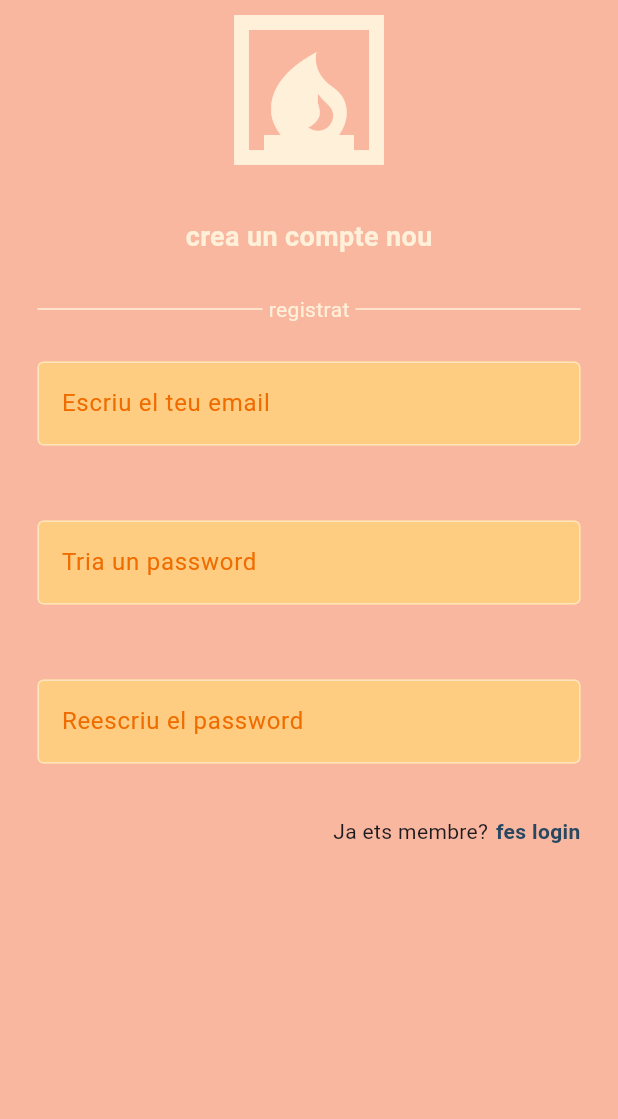
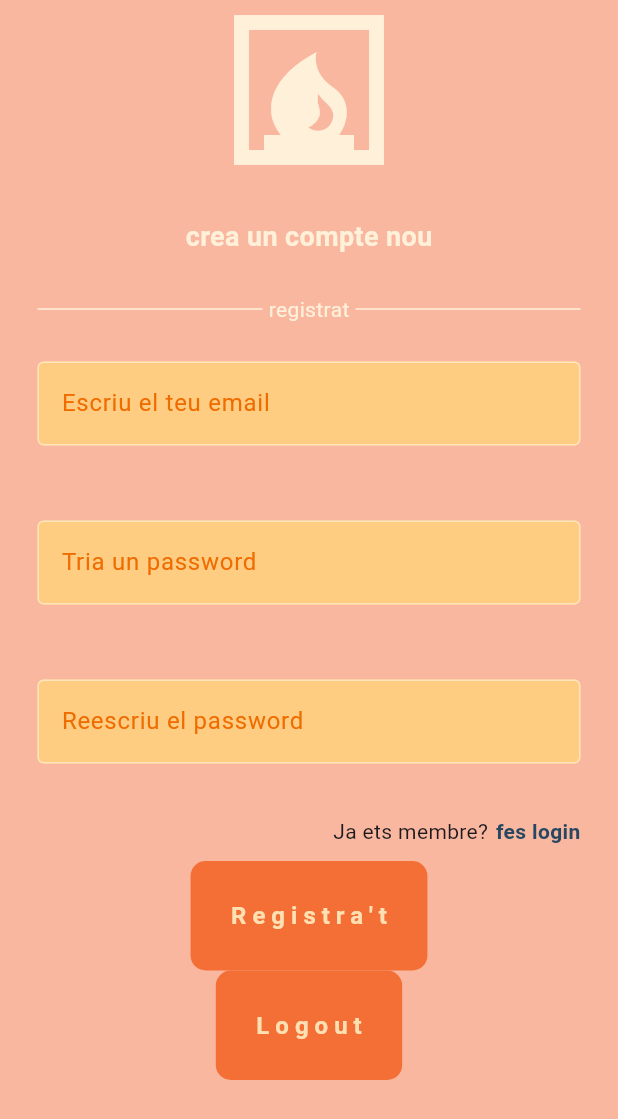
Before and after one commit to adri44444/firebase_adriacruz, a Flutter app: the screen it shows after launch, on a phone screen of 412 x 824 dp. Shown: the top 1119 px of the screen. Run offline on Flutter 3.47's test engine with Material 3 defaults, Android fonts, the phone set to English and light mode, and no system bars.

Commit message:
pagina registre front end fet

```diff
--- a/lib/components/boto_auth.dart
+++ b/lib/components/boto_auth.dart
@@ -1,12 +1,38 @@
 import 'package:flutter/material.dart';
 
 class BotoAuth extends StatelessWidget {
-  const BotoAuth({super.key});
+  final String text;
+  final Function() onTap;
+
+  const BotoAuth({
+    super.key,
+    required this.text,
+    required this.onTap,
+    });
 
   @override
   Widget build(BuildContext context) {
-    return Container(
-      child: Text("Text boto"),
+    return  GestureDetector(
+      onTap: onTap,
+      child: Container(
+        decoration: BoxDecoration(
+          borderRadius: BorderRadius.circular(10),
+          color: Color.fromARGB(255, 244, 111, 54),
+        ),
+        child: Padding(
+          padding: const EdgeInsets.all(25),
+          child: Text(
+            text,
+            style: TextStyle(
+              color: Colors.orange[100],
+              fontWeight: FontWeight.bold,
+              fontSize: 16,
+              letterSpacing: 4,
+            ),
+
+            ),
+        ),
+      ),
     );
   }
 }
--- a/lib/pagines/pagina_registre.dart
+++ b/lib/pagines/pagina_registre.dart
@@ -1,8 +1,13 @@
+import 'package:firebase_adriacruz/components/boto_auth.dart';
 import 'package:firebase_adriacruz/components/text_field_auth.dart';
 import 'package:flutter/material.dart';
 
 class PaginaRegistre extends StatelessWidget {
   const PaginaRegistre({super.key});
+
+  void ferRegistre() {
+
+  }
 
   @override
   Widget build(BuildContext context) {
@@ -115,6 +120,16 @@ class PaginaRegistre extends StatelessWidget {
               const SizedBox(height: 10),
 
               //Boto registrat
+              BotoAuth(
+                text: "Registra't",
+                onTap: ferRegistre,
+              ),
+              BotoAuth(
+                text: "Logout",
+                onTap: () {
+
+                },
+              ),
             ],
           ),
         ),
```
